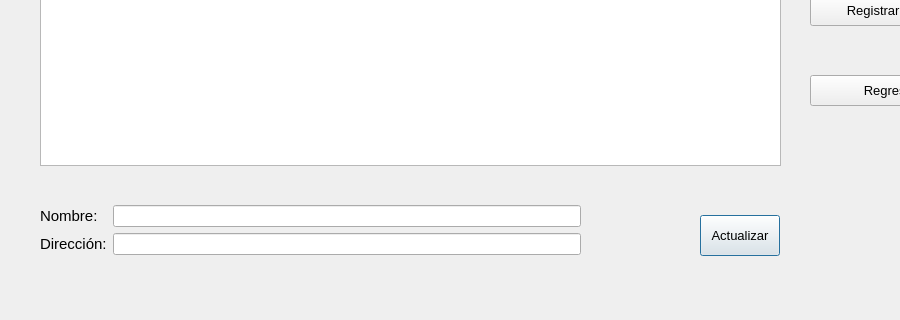
First picture: the form in PAF_GUI/PAF_GRAFICA/gui/gestionarlocal.ui, repository JMOrbegoso/USS-2021-II-PP, before the edit; both pictures show x 0 to 900 and y 245 to 565 of the 1016 by 565 pixel window.
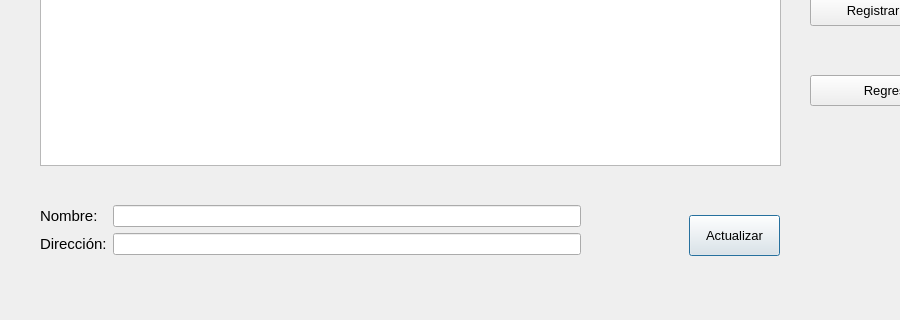
Second picture: the form after the edit.

The edit to the form file:
```diff
--- a/PAF_GUI/PAF_GRAFICA/gui/gestionarlocal.ui
+++ b/PAF_GUI/PAF_GRAFICA/gui/gestionarlocal.ui
@@ -43,9 +43,9 @@
   <widget class="QPushButton" name="editarLocalPb">
    <property name="geometry">
     <rect>
-     <x>700</x>
+     <x>689</x>
      <y>460</y>
-     <width>80</width>
+     <width>91</width>
      <height>41</height>
     </rect>
    </property>
@@ -148,7 +148,7 @@
      <x>40</x>
      <y>450</y>
      <width>541</width>
-     <height>71</height>
+     <height>61</height>
     </rect>
    </property>
    <layout class="QFormLayout" name="formLayout_2">
```
